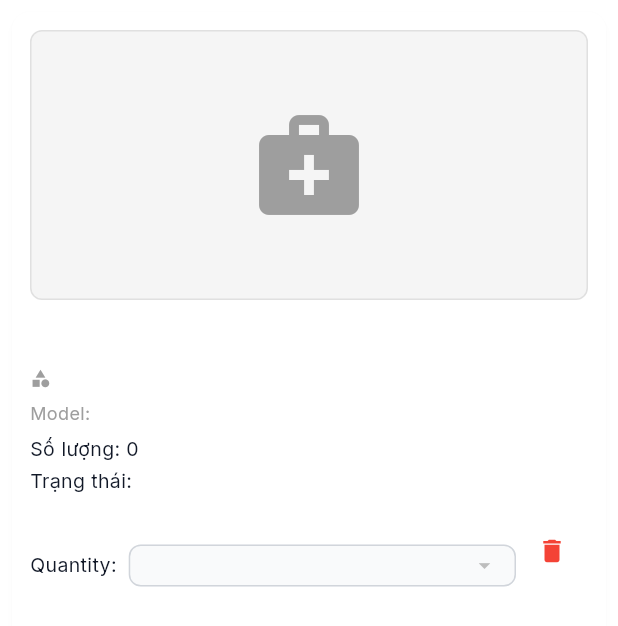
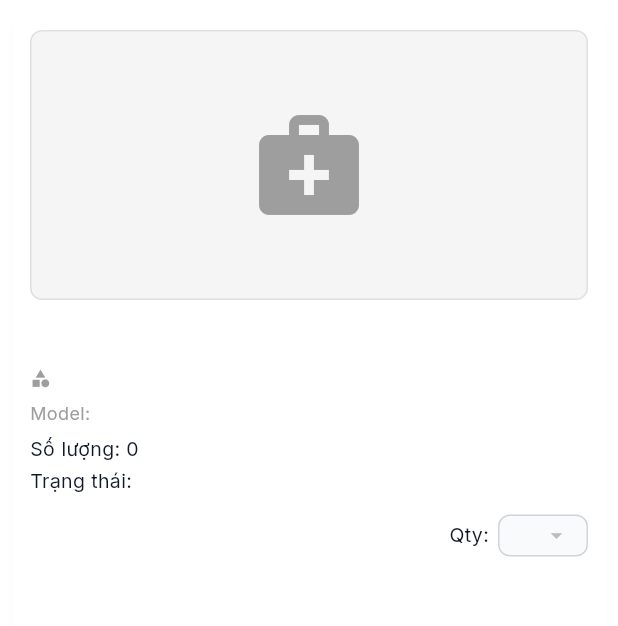
Before and after one commit to nyctophilia1306/medical-equipment-management, a Flutter app: the EquipmentCard widget shown alone on an empty page, opened directly with empty values, on a phone screen of 412 x 824 dp. Shown: the top 626 px of the screen. Run offline on Flutter 3.47's test engine with Material 3 defaults, Android fonts, the phone set to English and light mode, and no system bars; our stand-ins replace file_picker, fl_chart, google_fonts, qr_flutter, shared_preferences, supabase_flutter; missing offline and left inert: dart:html, excel, mobile_scanner; accounts and stored records are empty.

Commit message:
Fix UI: Remove CRUD button from card, reposition quantity selector, fix AVAILABLE badge layout, support non-square logo aspect ratio

```diff
--- a/lib/screens/dashboard/main_dashboard.dart
+++ b/lib/screens/dashboard/main_dashboard.dart
@@ -82,8 +82,10 @@ class _MainDashboardState extends State<MainDashboard> {
       child: Row(
         children: [
           Container(
-            width: 48,
-            height: 48,
+            constraints: const BoxConstraints(
+              maxWidth: 48,
+              maxHeight: 56,
+            ),
             decoration: BoxDecoration(
               color: Colors.white,
               borderRadius: BorderRadius.circular(
@@ -94,9 +96,19 @@ class _MainDashboardState extends State<MainDashboard> {
               borderRadius: BorderRadius.circular(
                 AppConstants.borderRadiusMedium,
               ),
-              child: Image.asset(
-                'assets/images/hcmute-logo.png',
-                fit: BoxFit.contain,
+              child: Padding(
+                padding: const EdgeInsets.all(6),
+                child: Image.asset(
+                  'assets/images/hcmute-logo.png',
+                  fit: BoxFit.contain,
+                  errorBuilder: (context, error, stackTrace) {
+                    return const Icon(
+                      Icons.medical_services,
+                      color: AppColors.primaryBlue,
+                      size: 24,
+                    );
+                  },
+                ),
               ),
             ),
           ),
--- a/lib/screens/equipment/equipment_catalog_screen.dart
+++ b/lib/screens/equipment/equipment_catalog_screen.dart
@@ -791,7 +791,9 @@ class _EquipmentCard extends StatelessWidget {
                         crossAxisAlignment: CrossAxisAlignment.start,
                         children: [
                           // Status badge
-                          Container(
+                          Align(
+                            alignment: Alignment.centerLeft,
+                            child: Container(
                               padding: const EdgeInsets.symmetric(
                                 horizontal: 12,
                                 vertical: 6,
@@ -809,6 +811,7 @@ class _EquipmentCard extends StatelessWidget {
                                   color: _statusColor(),
                                   fontWeight: FontWeight.bold,
                                   fontSize: 12,
+                                ),
                               ),
                             ),
                           ),
--- a/lib/widgets/equipment_card.dart
+++ b/lib/widgets/equipment_card.dart
@@ -137,17 +137,16 @@ class EquipmentCard extends StatelessWidget {
                       ),
                     ),
                   ),
-                if (equipment.serialNumber != null &&
-                    equipment.serialNumber!.isNotEmpty)
-                  const SizedBox(width: 12),
-                // Quantity selector
-                Expanded(
-                  child: Row(
+                const Spacer(),
+                // Quantity selector on the right
+                Row(
+                  mainAxisSize: MainAxisSize.min,
                   crossAxisAlignment: CrossAxisAlignment.center,
                   children: [
-                      const Text('Quantity:', style: TextStyle(fontSize: 13)),
-                      const SizedBox(width: 8),
-                      Expanded(
+                    const Text('Qty:', style: TextStyle(fontSize: 13)),
+                    const SizedBox(width: 6),
+                    SizedBox(
+                      width: 60,
                       child: DropdownButtonFormField<int>(
                         isDense: true,
                         initialValue: quantity,
@@ -183,16 +182,6 @@ class EquipmentCard extends StatelessWidget {
                     ),
                   ],
                 ),
-                ),
-                // Delete button on the right
-                IconButton(
-                  icon: const Icon(Icons.delete, color: Colors.red),
-                  iconSize: 20,
-                  padding: const EdgeInsets.all(4),
-                  constraints: const BoxConstraints(),
-                  onPressed: onDelete,
-                  tooltip: 'Delete',
-                ),
               ],
             ),
           ],
```
Also changed, not shown: lib/screens/auth/sign_in_screen.dart (+17 -5 lines), 6 other files. Lines whose indentation alone changed are shown as unchanged.
